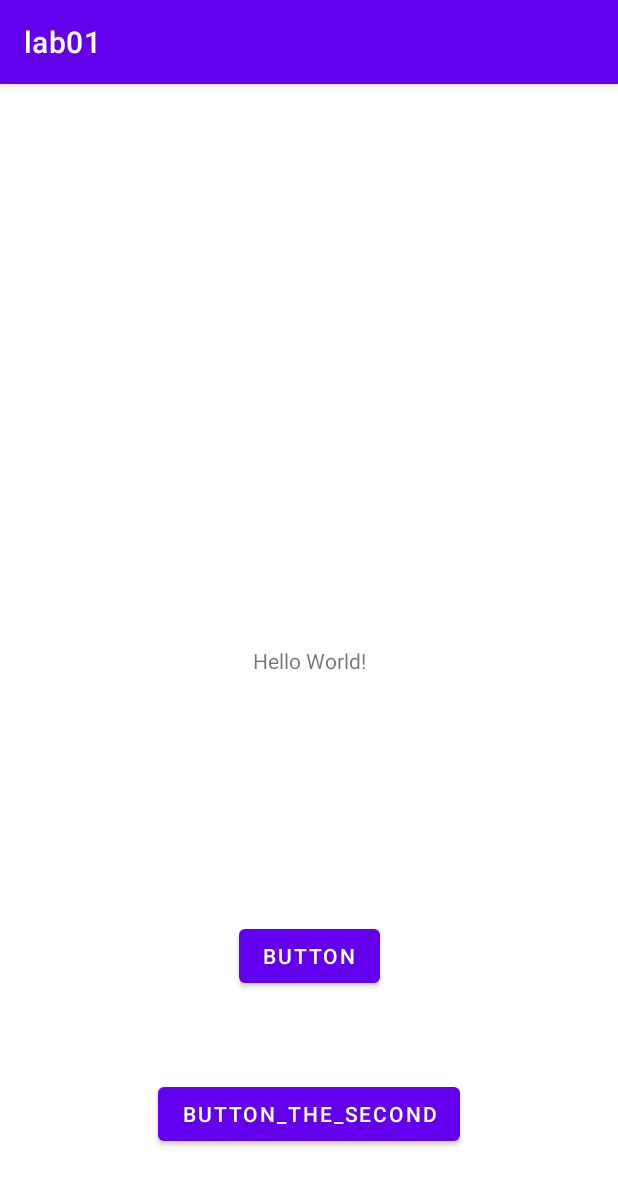
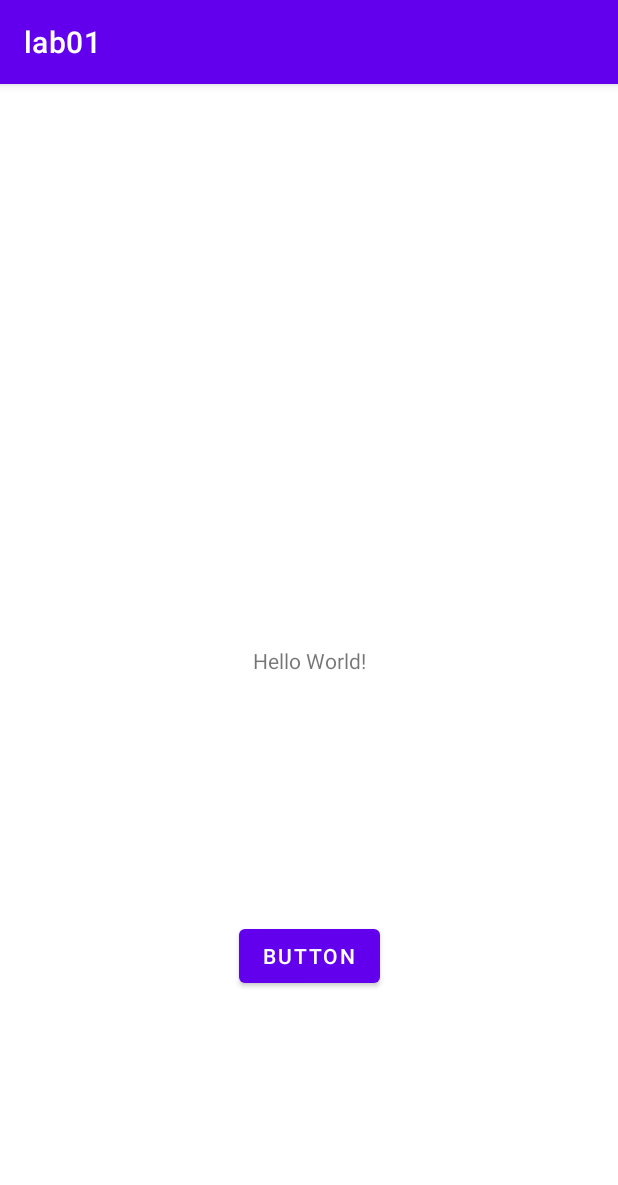
Before and after one commit to Mantiosa/lab01, an Android app: the screen it shows after launch (MainActivity), on a phone screen of 412 x 824 dp. Shown: the top 1185 px of the screen. Run offline under Robolectric (Android 15) with nearby library versions, the phone set to English and light mode, and no system bars.

Commit message:
This reverts my color change button function i guess(?), but I didn't get the same screen as you did after clicking ,,revert commit"

```diff
--- a/app/src/main/java/com/example/lab01/MainActivity.java
+++ b/app/src/main/java/com/example/lab01/MainActivity.java
@@ -2,7 +2,6 @@ package com.example.lab01;
 
 import androidx.appcompat.app.AppCompatActivity;
 
-import android.graphics.Color;
 import android.os.Bundle;
 import android.view.View;
 import android.widget.TextView;
@@ -19,9 +18,4 @@ public class MainActivity extends AppCompatActivity {
         TextView textView1 = (TextView)findViewById((R.id.textView1));
         textView1.setText("Bye");
     }
-
-    public void buttonChangeTextColorClick(View view) {
-        TextView textView1 = (TextView)findViewById((R.id.textView1));
-        textView1.setTextColor(Color.RED);
-    }
 }
--- a/app/src/main/res/layout/activity_main.xml
+++ b/app/src/main/res/layout/activity_main.xml
@@ -27,15 +27,4 @@
         app:layout_constraintStart_toStartOf="parent"
         app:layout_constraintTop_toBottomOf="@+id/textView1" />
 
-    <Button
-        android:id="@+id/button3"
-        android:layout_width="wrap_content"
-        android:layout_height="wrap_content"
-        android:text="Button_The_Second"
-        android:onClick="buttonChangeTextColorClick"
-        app:layout_constraintBottom_toBottomOf="parent"
-        app:layout_constraintEnd_toEndOf="parent"
-        app:layout_constraintStart_toStartOf="parent"
-        app:layout_constraintTop_toBottomOf="@+id/button" />
-
 </androidx.constraintlayout.widget.ConstraintLayout>
```
